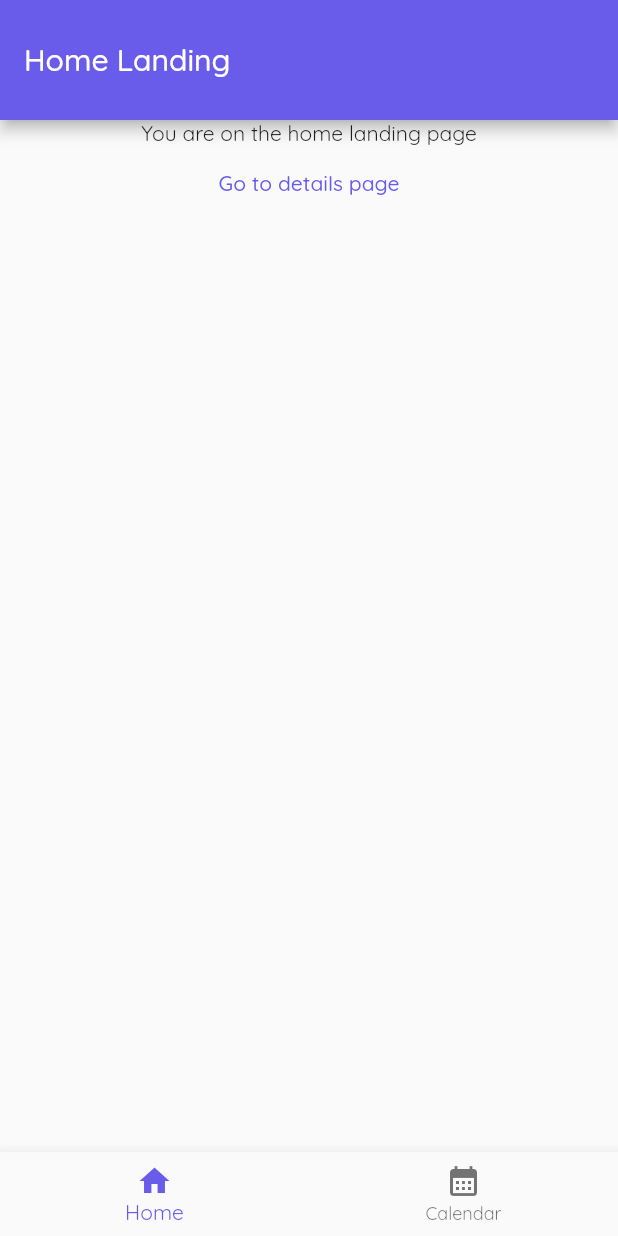
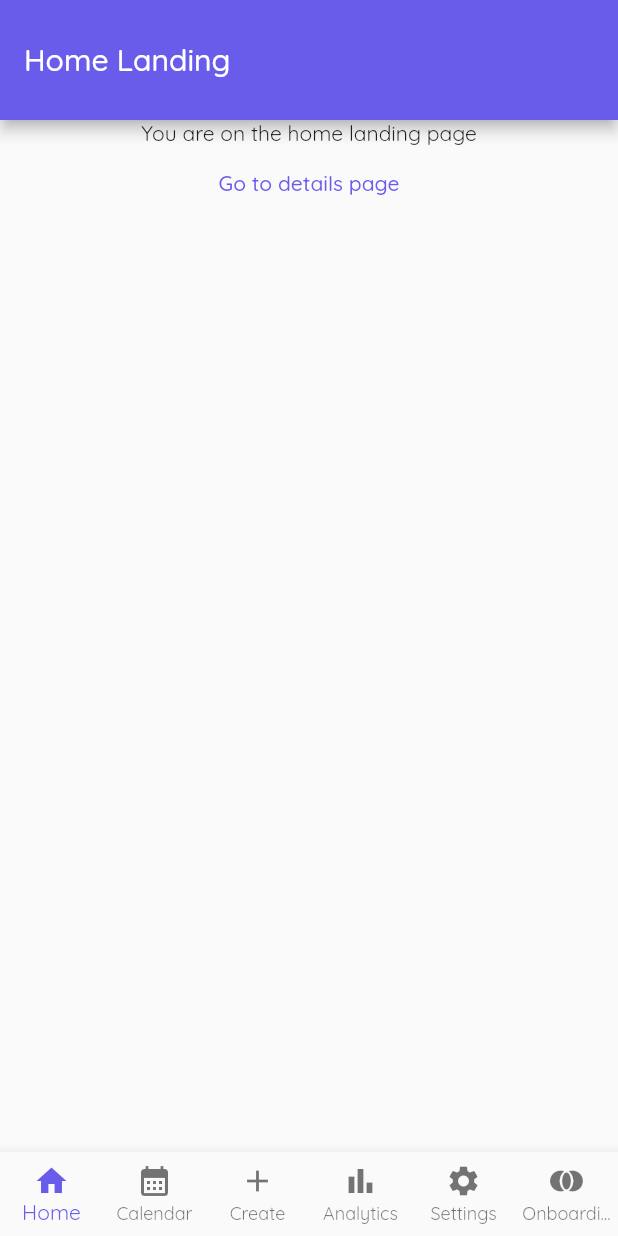
Before and after one commit to atlastMarketing/prototype-mobile-app, a Flutter app: the screen it shows after launch, on a phone screen of 412 x 824 dp. Run offline on Flutter 3.47's test engine with Material 2 defaults, Android fonts, the phone set to English and light mode, and no system bars.

Commit message:
define routes

```diff
--- a/lib/routes.dart
+++ b/lib/routes.dart
@@ -3,8 +3,11 @@ import 'package:flutter/material.dart';
 enum RouteEnum {
   home,
   calendar,
+  create,
   analytics,
   settings,
+  // misc
+  onboarding,
 }
 
 class RouteData {
@@ -12,14 +15,16 @@ class RouteData {
   final String route;
   final String label;
   final IconData icon;
-  final int navbarIdentifier;
+  final int stackOrder;
+  final int? navbarIdentifier;
 
   const RouteData({
     required this.key,
     required this.route,
     required this.label,
     required this.icon,
-    required this.navbarIdentifier,
+    required this.stackOrder,
+    this.navbarIdentifier,
   });
 }
 
@@ -29,6 +34,7 @@ const Map<RouteEnum, RouteData> routes = {
     route: '/home',
     label: 'Home',
     icon: Icons.home,
+    stackOrder: 0,
     navbarIdentifier: 0,
   ),
   RouteEnum.calendar: RouteData(
@@ -36,8 +42,50 @@ const Map<RouteEnum, RouteData> routes = {
     route: '/calendar',
     label: 'Calendar',
     icon: Icons.calendar_month,
+    stackOrder: 1,
     navbarIdentifier: 1,
   ),
+  RouteEnum.create: RouteData(
+    key: RouteEnum.create,
+    route: '/create',
+    label: 'Create',
+    icon: Icons.add,
+    stackOrder: -1,
+    navbarIdentifier: 2,
+  ),
+  RouteEnum.analytics: RouteData(
+    key: RouteEnum.analytics,
+    route: '/analytics',
+    label: 'Analytics',
+    icon: Icons.bar_chart,
+    stackOrder: 2,
+    navbarIdentifier: 3,
+  ),
+  RouteEnum.settings: RouteData(
+    key: RouteEnum.settings,
+    route: '/settings',
+    label: 'Settings',
+    icon: Icons.settings,
+    stackOrder: 3,
+    navbarIdentifier: 4,
+  ),
+  // misc routes
+  // ignore: constant_identifier_names
+  RouteEnum.onboarding: RouteData(
+    key: RouteEnum.onboarding,
+    route: '/onboarding',
+    label: 'Onboarding',
+    icon: Icons.join_full,
+    stackOrder: -1,
+  )
 };
 
-List<RouteEnum> routesInNavBar = routes.keys.toList();
+Map<RouteEnum, RouteData> routesInNavBar = {
+  RouteEnum.home: routes[RouteEnum.home]!,
+  RouteEnum.calendar: routes[RouteEnum.calendar]!,
+  RouteEnum.create: routes[RouteEnum.create]!,
+  RouteEnum.analytics: routes[RouteEnum.analytics]!,
+  RouteEnum.settings: routes[RouteEnum.settings]!,
+};
+
+List<RouteEnum> routesInNavBarEnums = routesInNavBar.keys.toList();
```
